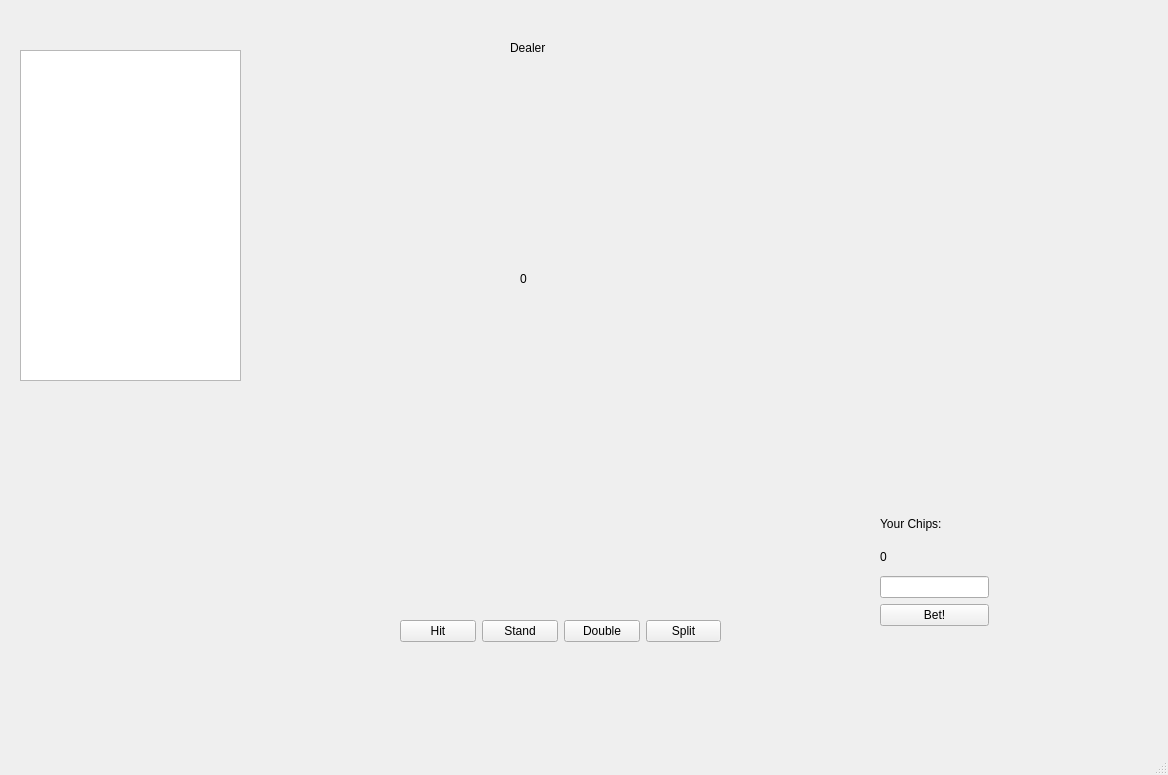
The window that BlackJackGUI/mainwindow.ui (Yur3te/BlackJack) describes before a commit, drawn with Qt 5.
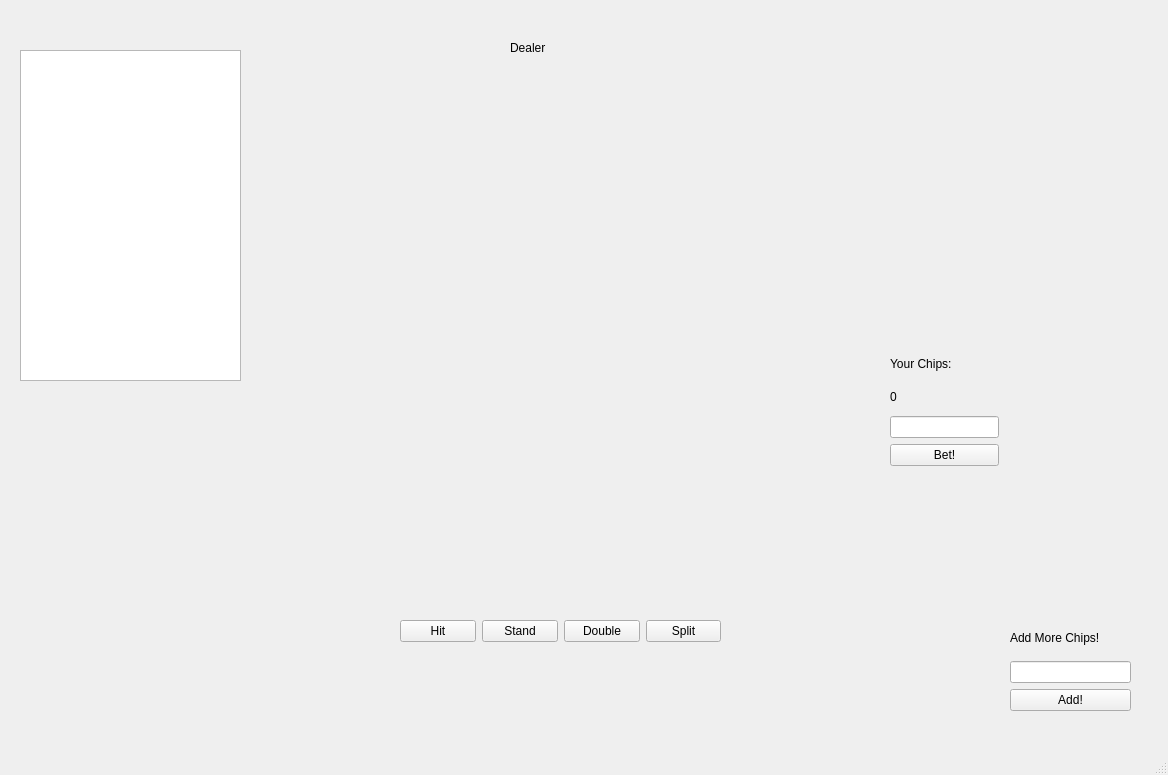
The same window after the commit.

Commit message: Added AddChipsCommand and cleaned Command function into one. Also Added hand value display for dealer

Diff of the .ui file:
```diff
--- a/BlackJackGUI/mainwindow.ui
+++ b/BlackJackGUI/mainwindow.ui
@@ -90,8 +90,8 @@
    <widget class="QWidget" name="betLayout" native="true">
     <property name="geometry">
      <rect>
-      <x>880</x>
-      <y>510</y>
+      <x>890</x>
+      <y>350</y>
       <width>109</width>
       <height>116</height>
      </rect>
@@ -143,9 +143,51 @@
      </rect>
     </property>
     <property name="text">
-     <string>0</string>
+     <string/>
     </property>
    </widget>
+   <widget class="QLabel" name="dealerHandValue">
+    <property name="geometry">
+     <rect>
+      <x>550</x>
+      <y>40</y>
+      <width>49</width>
+      <height>16</height>
+     </rect>
+    </property>
+    <property name="text">
+     <string/>
+    </property>
+   </widget>
+   <widget class="QWidget" name="widget" native="true">
+    <property name="geometry">
+     <rect>
+      <x>1010</x>
+      <y>620</y>
+      <width>121</width>
+      <height>91</height>
+     </rect>
+    </property>
+    <layout class="QVBoxLayout" name="verticalLayout_2">
+     <item>
+      <widget class="QLabel" name="label_3">
+       <property name="text">
+        <string>Add More Chips!</string>
+       </property>
+      </widget>
+     </item>
+     <item>
+      <widget class="QLineEdit" name="enteredChipsToAdd"/>
+     </item>
+     <item>
+      <widget class="QPushButton" name="buttonAddChips">
+       <property name="text">
+        <string>Add!</string>
+       </property>
+      </widget>
+     </item>
+    </layout>
+   </widget>
   </widget>
   <widget class="QMenuBar" name="menubar">
    <property name="geometry">
```
Left out of the diff: 4 changed lines with no effect on the pictures. The commit also changes 11 other files.
